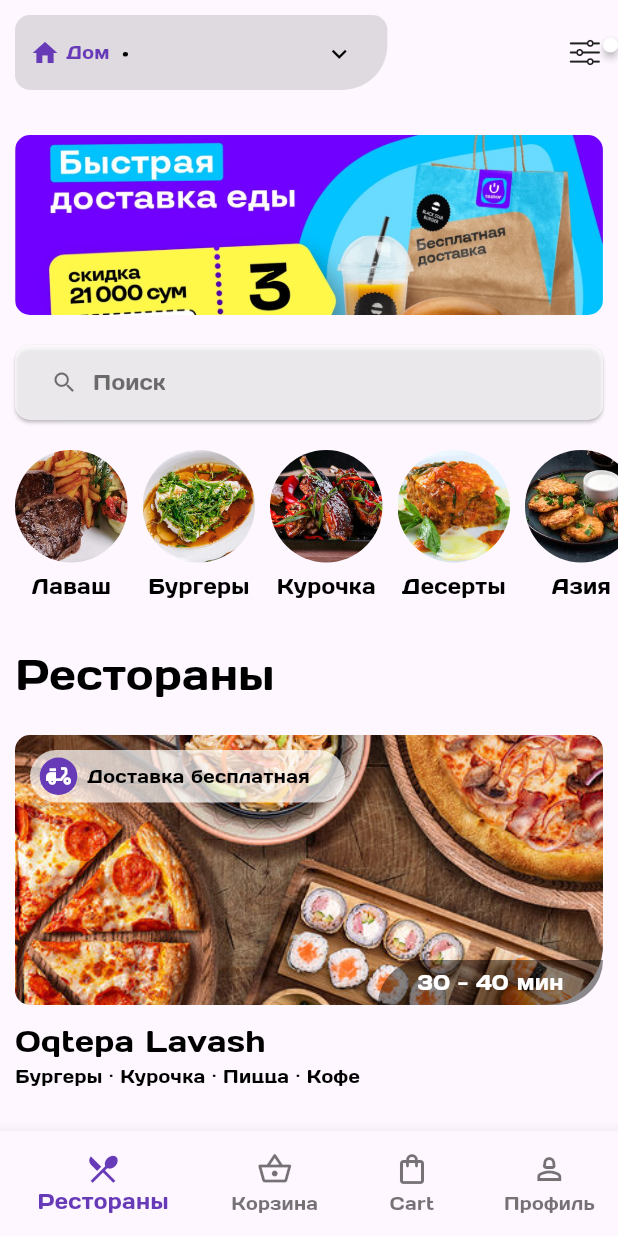
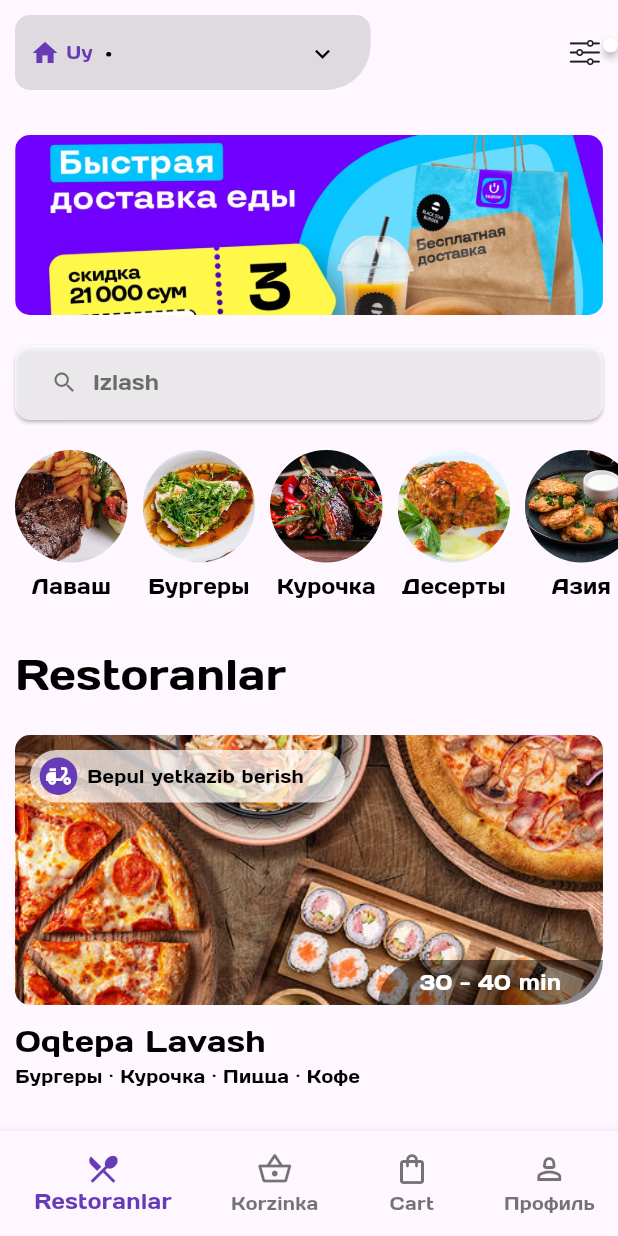
Before and after one commit to SiroProg/UzumTezkor, a Flutter app: the screen it shows after launch, on a phone screen of 412 x 824 dp. Run offline on Flutter 3.47's test engine with Material 3 defaults, Android fonts, the phone set to English and light mode, and no system bars; drawn by our look-alikes of badges; our stand-ins replace flutter_riverpod, flutter_svg, google_maps_flutter, location, smooth_page_indicator.

Commit message:
localizations hamma pagega  qo'shildi

```diff
--- a/lib/src/feature/basket_page/basket_page.dart
+++ b/lib/src/feature/basket_page/basket_page.dart
@@ -1,5 +1,6 @@
 import 'package:flutter/material.dart';
 import 'package:flutter_riverpod/flutter_riverpod.dart';
+import 'package:uzum_tezkor/src/common/localization/app_localizations.dart';
 import 'package:uzum_tezkor/src/common/model/basket_model.dart';
 import 'package:uzum_tezkor/src/common/provider/client_state_notifier.dart';
 import 'package:uzum_tezkor/src/feature/basket_page/widgets/basket_items.dart';
@@ -20,7 +21,7 @@ class BasketPage extends ConsumerWidget {
       appBar: AppBar(
         centerTitle: true,
         title: Text(
-          "Корзина",
+         AppLocalizations.of(context).korzinka,
           style: Theme.of(context).textTheme.titleLarge!.copyWith(
                 color: Theme.of(context).colorScheme.onPrimaryContainer,
               ),
--- a/lib/src/feature/basket_page/widgets/bottom_total.dart
+++ b/lib/src/feature/basket_page/widgets/bottom_total.dart
@@ -4,6 +4,8 @@ import 'package:uzum_tezkor/src/common/model/basket_model.dart';
 import 'package:uzum_tezkor/src/common/provider/client_state_notifier.dart';
 import 'package:uzum_tezkor/src/feature/basket_page/widgets/delivery_modal.dart';
 import 'package:uzum_tezkor/src/feature/basket_page/widgets/detail_modal.dart';
+
+import '../../../common/localization/app_localizations.dart';
 
 class BottomTotal extends ConsumerWidget {
   const BottomTotal({super.key});
@@ -53,7 +55,7 @@ class BottomTotal extends ConsumerWidget {
                   color: Colors.deepPurple,
                 ),
                 Text(
-                  "Бесплатная доставка",
+                  AppLocalizations.of(context).bepulDostavka,
                   style: Theme.of(context).textTheme.titleMedium!.copyWith(
                         fontWeight: FontWeight.w400,
                         color: Colors.deepPurple,
@@ -93,7 +95,7 @@ class BottomTotal extends ConsumerWidget {
                   ),
                 ),
                 title: Text(
-                  "К оплате",
+                  AppLocalizations.of(context).kOplate,
                   style: Theme.of(context).textTheme.titleMedium!.copyWith(
                         fontWeight: FontWeight.w400,
                         color: Theme.of(context).colorScheme.background,
--- a/lib/src/feature/basket_page/widgets/empty_basket.dart
+++ b/lib/src/feature/basket_page/widgets/empty_basket.dart
@@ -1,4 +1,6 @@
 import 'package:flutter/material.dart';
+
+import '../../../common/localization/app_localizations.dart';
 
 class EmptyBasket extends StatelessWidget{
   const EmptyBasket({super.key});
@@ -18,14 +20,14 @@ class EmptyBasket extends StatelessWidget{
           ),
           const SizedBox(height: 15),
           Text(
-            "Тут пусто",
+            AppLocalizations.of(context).tutPusto,
             style: Theme.of(context).textTheme.titleLarge!.copyWith(
               color: Theme.of(context).colorScheme.onPrimaryContainer,
             ),
           ),
           const SizedBox(height: 5),
           Text(
-            "Вернитесь назад и вқберите что-нибудь вкусное",
+            AppLocalizations.of(context).vernites,
             textAlign: TextAlign.center,
             style: Theme.of(context).textTheme.labelLarge!.copyWith(
               fontWeight: FontWeight.w400,
--- a/lib/src/feature/home_page/home_page.dart
+++ b/lib/src/feature/home_page/home_page.dart
@@ -7,6 +7,7 @@ import 'package:badges/badges.dart' as badges;
 import 'package:uzum_tezkor/src/feature/basket_page/basket_page.dart';
 import 'package:uzum_tezkor/src/feature/home_page/widgets/custom_navigation_bar.dart';
 import 'package:uzum_tezkor/src/feature/home_page/widgets/home_widgets.dart';
+import '../../common/localization/app_localizations.dart';
 import '../profile_page/profile_page.dart';
 import 'widgets/custom_filter.dart';
 
@@ -119,10 +120,11 @@ class _HomePagState extends ConsumerState<HomePage> {
                                           ),
                                         ],
                                         centerTitle: true,
-                                        title: const Column(
+                                        title: Column(
                                           children: [
                                             Text(
-                                              "Рестораны",
+                                              AppLocalizations.of(context)
+                                                  .restorani,
                                               style: TextStyle(
                                                 color: Colors.black,
                                                 fontSize: 18,
@@ -195,13 +197,15 @@ class _HomePagState extends ConsumerState<HomePage> {
                                                       color: Colors
                                                           .lightBlue.shade100,
                                                     ),
-                                                    child: const Padding(
+                                                    child: Padding(
                                                       padding:
                                                           EdgeInsets.symmetric(
                                                               horizontal: 10,
                                                               vertical: 5),
                                                       child: Text(
-                                                        "Еще",
+                                                        AppLocalizations.of(
+                                                                context)
+                                                            .yeshyo,
                                                         style: TextStyle(
                                                           color: Colors.black,
                                                           fontSize: 15,
--- a/lib/src/feature/home_page/widgets/custom_app_bar.dart
+++ b/lib/src/feature/home_page/widgets/custom_app_bar.dart
@@ -3,6 +3,8 @@ import 'package:flutter/material.dart';
 import 'package:badges/badges.dart' as badges;
 import 'package:flutter_riverpod/flutter_riverpod.dart';
 import 'package:uzum_tezkor/src/common/provider/client_state_notifier.dart';
+
+import '../../../common/localization/app_localizations.dart';
 
 class CustomAppBar extends ConsumerWidget {
   final String location;
@@ -40,10 +42,10 @@ class CustomAppBar extends ConsumerWidget {
                         color: Colors.deepPurple,
                       ),
                     ),
-                    const Padding(
+                     Padding(
                       padding: EdgeInsets.symmetric(horizontal: 2),
                       child: Text(
-                        "Дом",
+                        AppLocalizations.of(context).dom,
                         style: TextStyle(
                           color: Colors.deepPurple,
                           fontSize: 12,
--- a/lib/src/feature/home_page/widgets/custom_navigation_bar.dart
+++ b/lib/src/feature/home_page/widgets/custom_navigation_bar.dart
@@ -34,17 +34,17 @@ class _CustomNavigationBarState extends ConsumerState<CustomNavigationBar> {
           items: [
             BottomNavigationBarItem(
               icon: Icon(Icons.restaurant_menu_outlined),
-              label: 'Рестораны',
+              label: AppLocalizations.of(context).restorani,
               activeIcon: Icon(Icons.restaurant_menu),
             ),
             BottomNavigationBarItem(
               icon: Icon(Icons.shopping_basket_outlined),
-              label: 'Корзина',
+              label: AppLocalizations.of(context).korzinka,
               activeIcon: Icon(Icons.shopping_basket),
             ),
             BottomNavigationBarItem(
               icon: Icon(Icons.shopping_bag_outlined),
-              label: 'Cart',
+              label: AppLocalizations.of(context).cart,
               activeIcon: Icon(Icons.shopping_bag),
             ),
             BottomNavigationBarItem(
--- a/lib/src/feature/home_page/widgets/custom_search.dart
+++ b/lib/src/feature/home_page/widgets/custom_search.dart
@@ -1,5 +1,6 @@
 import 'package:flutter/material.dart';
 
+import '../../../common/localization/app_localizations.dart';
 import '../../search_page/search_page.dart';
 
 class CustomSearch extends StatelessWidget {
@@ -26,7 +27,7 @@ class CustomSearch extends StatelessWidget {
               ),
             ),
           ),
-          child: const Row(
+          child:  Row(
             children: [
               Icon(
                 Icons.search,
@@ -36,7 +37,7 @@ class CustomSearch extends StatelessWidget {
                 width: 10,
               ),
               Text(
-                "Поиск",
+                AppLocalizations.of(context).poisk,
                 style: TextStyle(color: Colors.black54),
               ),
             ],
--- a/lib/src/feature/home_page/widgets/restaurants.dart
+++ b/lib/src/feature/home_page/widgets/restaurants.dart
@@ -3,6 +3,8 @@ import 'package:flutter_riverpod/flutter_riverpod.dart';
 import 'package:uzum_tezkor/src/common/model/restourant_model.dart';
 import 'package:uzum_tezkor/src/common/provider/client_state_notifier.dart';
 import 'package:uzum_tezkor/src/feature/home_page/widgets/restuarant_menus.dart';
+
+import '../../../common/localization/app_localizations.dart';
 
 class Restaurants extends ConsumerStatefulWidget {
   const Restaurants({super.key});
@@ -26,8 +28,8 @@ class _RestaurantsState extends ConsumerState<Restaurants> {
         mainAxisAlignment: MainAxisAlignment.start,
         crossAxisAlignment: CrossAxisAlignment.start,
         children: [
-          const Text(
-            "Рестораны",
+           Text(
+            AppLocalizations.of(context).restorani,
             style: TextStyle(color: Colors.black, fontSize: 28),
           ),
           ValueListenableBuilder(
@@ -93,7 +95,7 @@ class RestaurantItem extends ConsumerWidget {
                   ),
                 ),
               ),
-              const Positioned(
+               Positioned(
                 top: 10,
                 left: 10,
                 child: SizedBox(
@@ -123,7 +125,7 @@ class RestaurantItem extends ConsumerWidget {
                             width: 5,
                           ),
                           Text(
-                            "Доставка бесплатная",
+                            AppLocalizations.of(context).bepulDostavka,
                             style: TextStyle(color: Colors.black, fontSize: 12),
                           )
                         ],
@@ -132,7 +134,7 @@ class RestaurantItem extends ConsumerWidget {
                   ),
                 ),
               ),
-              const Positioned(
+               Positioned(
                 bottom: 0,
                 right: 0,
                 child: SizedBox(
@@ -148,7 +150,7 @@ class RestaurantItem extends ConsumerWidget {
                     ),
                     child: Center(
                       child: Text(
-                        "30 - 40 мин",
+                        AppLocalizations.of(context).s3040min,
                         style: TextStyle(color: Colors.white, fontSize: 14),
                       ),
                     ),
--- a/lib/src/feature/profile_page/widgets/language.dart
+++ b/lib/src/feature/profile_page/widgets/language.dart
@@ -42,7 +42,7 @@ class _LanguageState extends State<Language> {
           Column(
             children: [
               CheckboxListTile(
-                title: Text('O\'zbekcha'),
+                title: Text("O'zbekcha"),
                 value: isUzbekSelected,
                 onChanged: (value) {
                   setState(() {
```
Also changed, not shown: lib/src/common/localization/app_ru.arb (+7 -1 lines), lib/src/common/localization/app_uz.arb (+7 -1 lines), lib/src/feature/basket_page/widgets/delivery_modal.dart (+13 -11 lines), lib/src/feature/basket_page/widgets/detail_modal.dart (+5 -3 lines), lib/src/feature/profile_page/widgets/account_exist.dart (+15 -8 lines), lib/src/feature/profile_page/widgets/account_not_exist.dart (+4 -4 lines), lib/src/feature/profile_page/widgets/name_edit.dart (+14 -12 lines), lib/src/feature/profile_page/widgets/registr_number.dart (+15 -14 lines).
